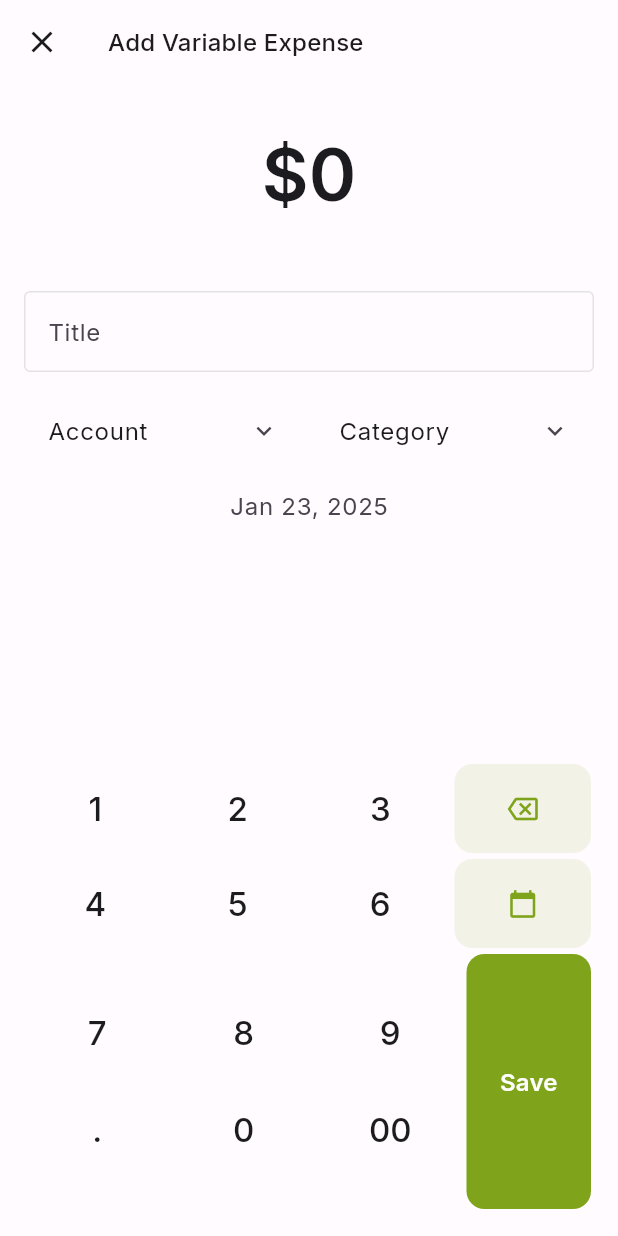
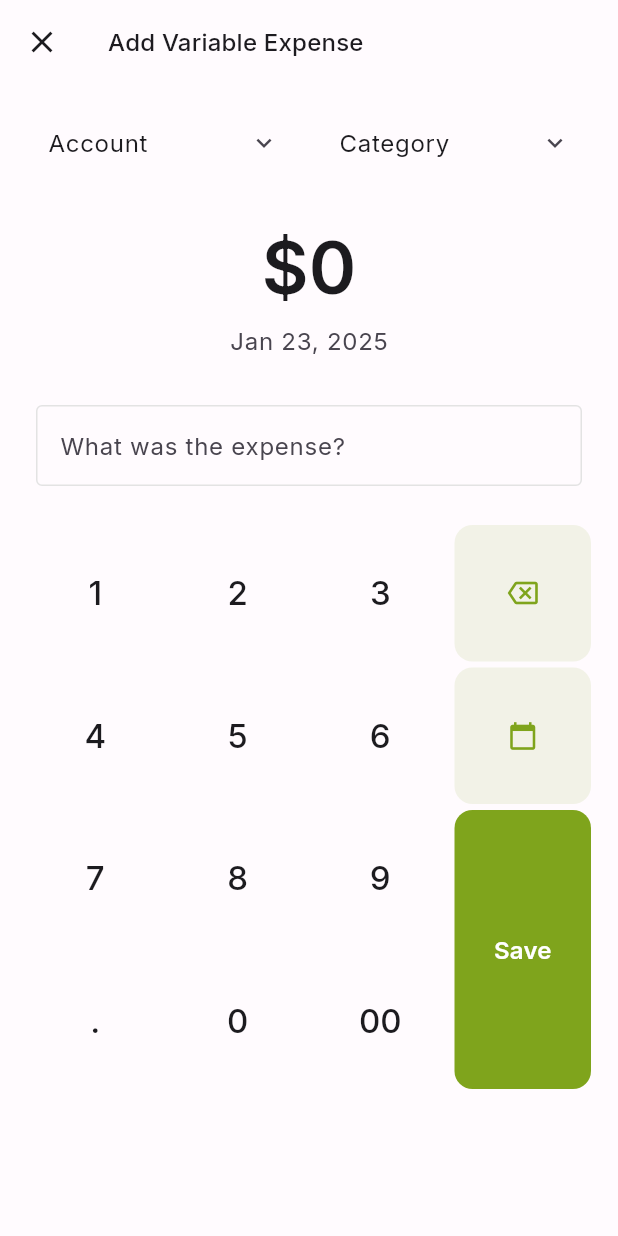
Before and after one commit to 0x6762/kiwi-spending-tracker, a Flutter app: the AddExpenseDialog screen opened directly with empty values, on a phone screen of 412 x 824 dp. Run offline on Flutter 3.47's test engine with Material 3 defaults, Android fonts, the phone set to English and light mode, and no system bars; our stand-ins replace fl_chart, flutter_svg, google_fonts, shared_preferences; accounts and stored records are empty.

Commit message:
Layout adjustment

```diff
--- a/lib/widgets/add_expense_dialog.dart
+++ b/lib/widgets/add_expense_dialog.dart
@@ -247,6 +247,76 @@ class _AddExpenseDialogState extends State<AddExpenseDialog> {
     }
   }
 
+  Widget _buildNumberPad() {
+    final theme = Theme.of(context);
+    return Column(
+      children: [
+        Row(
+          children: [
+            _buildNumberPadButton('1', onPressed: () => _addDigit('1')),
+            _buildNumberPadButton('2', onPressed: () => _addDigit('2')),
+            _buildNumberPadButton('3', onPressed: () => _addDigit('3')),
+            _buildNumberPadButton(
+              'backspace',
+              onPressed: _deleteDigit,
+              isAction: true,
+            ),
+          ],
+        ),
+        Row(
+          children: [
+            _buildNumberPadButton('4', onPressed: () => _addDigit('4')),
+            _buildNumberPadButton('5', onPressed: () => _addDigit('5')),
+            _buildNumberPadButton('6', onPressed: () => _addDigit('6')),
+            _buildNumberPadButton(
+              'date',
+              onPressed: _selectDate,
+              isAction: true,
+            ),
+          ],
+        ),
+        Row(
+          crossAxisAlignment: CrossAxisAlignment.start,
+          children: [
+            Expanded(
+              flex: 3,
+              child: Column(
+                children: [
+                  Row(
+                    children: [
+                      _buildNumberPadButton('7',
+                          onPressed: () => _addDigit('7')),
+                      _buildNumberPadButton('8',
+                          onPressed: () => _addDigit('8')),
+                      _buildNumberPadButton('9',
+                          onPressed: () => _addDigit('9')),
+                    ],
+                  ),
+                  Row(
+                    children: [
+                      _buildNumberPadButton('.', onPressed: _addDecimalPoint),
+                      _buildNumberPadButton('0',
+                          onPressed: () => _addDigit('0')),
+                      _buildNumberPadButton('00', onPressed: _addDoubleZero),
+                    ],
+                  ),
+                ],
+              ),
+            ),
+            Expanded(
+              child: _buildNumberPadButton(
+                'save',
+                onPressed: _submit,
+                isAction: true,
+                isLarge: true,
+              ),
+            ),
+          ],
+        ),
+      ],
+    );
+  }
+
   Widget _buildNumberPadButton(
     String text, {
     VoidCallback? onPressed,
@@ -255,13 +325,15 @@ class _AddExpenseDialogState extends State<AddExpenseDialog> {
   }) {
     final theme = Theme.of(context);
     return Expanded(
-      flex: isLarge ? 2 : 1,
+      flex: 1,
       child: AspectRatio(
-        aspectRatio: isLarge ? 1 : 1.5,
+        aspectRatio: isLarge ? 0.5 : 1,
         child: Padding(
           padding: const EdgeInsets.all(2),
           child: Material(
-            color: isAction
+            color: text == 'save'
+                ? theme.colorScheme.primary
+                : isAction
                     ? theme.colorScheme.primary.withOpacity(0.1)
                     : theme.colorScheme.surfaceContainerLow,
             borderRadius: BorderRadius.circular(12),
@@ -311,93 +383,6 @@ class _AddExpenseDialogState extends State<AddExpenseDialog> {
     }
   }
 
-  Widget _buildNumberPad() {
-    final theme = Theme.of(context);
-    return Column(
-      children: [
-        Row(
-          children: [
-            _buildNumberPadButton('1', onPressed: () => _addDigit('1')),
-            _buildNumberPadButton('2', onPressed: () => _addDigit('2')),
-            _buildNumberPadButton('3', onPressed: () => _addDigit('3')),
-            _buildNumberPadButton(
-              'backspace',
-              onPressed: _deleteDigit,
-              isAction: true,
-            ),
-          ],
-        ),
-        Row(
-          children: [
-            _buildNumberPadButton('4', onPressed: () => _addDigit('4')),
-            _buildNumberPadButton('5', onPressed: () => _addDigit('5')),
-            _buildNumberPadButton('6', onPressed: () => _addDigit('6')),
-            _buildNumberPadButton(
-              'date',
-              onPressed: _selectDate,
-              isAction: true,
-            ),
-          ],
-        ),
-        Row(
-          children: [
-            Expanded(
-              flex: 3,
-              child: Column(
-                children: [
-                  Row(
-                    children: [
-                      _buildNumberPadButton('7',
-                          onPressed: () => _addDigit('7')),
-                      _buildNumberPadButton('8',
-                          onPressed: () => _addDigit('8')),
-                      _buildNumberPadButton('9',
-                          onPressed: () => _addDigit('9')),
-                    ],
-                  ),
-                  Row(
-                    children: [
-                      _buildNumberPadButton('.', onPressed: _addDecimalPoint),
-                      _buildNumberPadButton('0',
-                          onPressed: () => _addDigit('0')),
-                      _buildNumberPadButton('00', onPressed: _addDoubleZero),
-                    ],
-                  ),
-                ],
-              ),
-            ),
-            SizedBox(
-              width: MediaQuery.of(context).size.width / 4 - 16,
-              child: AspectRatio(
-                aspectRatio: 0.5,
-                child: Padding(
-                  padding: const EdgeInsets.all(2),
-                  child: Material(
-                    color: theme.colorScheme.primary,
-                    borderRadius: BorderRadius.circular(12),
-                    child: InkWell(
-                      onTap: _submit,
-                      borderRadius: BorderRadius.circular(12),
-                      child: Center(
-                        child: Text(
-                          'Save',
-                          style: theme.textTheme.titleMedium?.copyWith(
-                            color: theme.colorScheme.onPrimary,
-                            fontWeight: FontWeight.w600,
-                          ),
-                        ),
-                      ),
-                    ),
-                  ),
-                ),
-              ),
-            ),
-          ],
-        ),
-      ],
-    );
-  }
-
   @override
   Widget build(BuildContext context) {
     final theme = Theme.of(context);
@@ -422,61 +407,16 @@ class _AddExpenseDialogState extends State<AddExpenseDialog> {
           onPressed: () => Navigator.pop(context),
         ),
       ),
-      body: Column(
-        children: [
-          Container(
-            width: double.infinity,
-            padding: const EdgeInsets.fromLTRB(16, 32, 16, 32),
-            child: Column(
-              crossAxisAlignment: CrossAxisAlignment.center,
-              children: [
-                Text(
-                  '\$${_amount}',
-                  style: theme.textTheme.headlineMedium?.copyWith(
-                    fontSize: 48,
-                    fontWeight: FontWeight.w600,
-                    color: theme.colorScheme.onSurface,
-                  ),
-                ),
-              ],
-            ),
-          ),
-          Expanded(
-            child: Container(
-              decoration: BoxDecoration(
-                color: theme.colorScheme.surfaceContainer,
-                borderRadius: const BorderRadius.vertical(
-                  top: Radius.circular(32),
-                ),
-              ),
-              child: Form(
-                key: _formKey,
+      body: SingleChildScrollView(
         child: Column(
           children: [
             Padding(
-                      padding: const EdgeInsets.all(16),
-                      child: Column(
-                        children: [
-                          TextFormField(
-                            controller: _titleController,
-                            decoration: const InputDecoration(
-                              labelText: 'Title',
-                              border: OutlineInputBorder(),
-                            ),
-                            validator: (value) {
-                              if (value == null || value.isEmpty) {
-                                return 'Please enter a title';
-                              }
-                              return null;
-                            },
-                          ),
-                          const SizedBox(height: 16),
-                          Row(
+              padding: const EdgeInsets.fromLTRB(16, 16, 16, 0),
+              child: Row(
                 children: [
                   _buildSelectionButton(
                     label: 'Account',
-                                icon: selectedAccount?.icon ??
-                                    Icons.account_balance,
+                    icon: selectedAccount?.icon ?? Icons.account_balance,
                     text: selectedAccount?.name ?? 'Account',
                     iconColor: selectedAccount?.color,
                     onTap: _showAccountSheet,
@@ -492,7 +432,21 @@ class _AddExpenseDialogState extends State<AddExpenseDialog> {
                   ),
                 ],
               ),
-                          const SizedBox(height: 16),
+            ),
+            Padding(
+              padding: const EdgeInsets.fromLTRB(16, 32, 16, 8),
+              child: Column(
+                crossAxisAlignment: CrossAxisAlignment.center,
+                children: [
+                  Text(
+                    '\$${_amount}',
+                    style: theme.textTheme.headlineMedium?.copyWith(
+                      fontSize: 48,
+                      fontWeight: FontWeight.w600,
+                      color: theme.colorScheme.onSurface,
+                    ),
+                  ),
+                  const SizedBox(height: 8),
                   Text(
                     _dateFormat.format(_selectedDate),
                     style: theme.textTheme.bodyLarge?.copyWith(
@@ -502,18 +456,34 @@ class _AddExpenseDialogState extends State<AddExpenseDialog> {
                 ],
               ),
             ),
-                    const Spacer(),
             Container(
-                      padding: const EdgeInsets.fromLTRB(16, 8, 16, 16),
+              color: theme.colorScheme.surfaceContainer,
+              padding: const EdgeInsets.fromLTRB(24, 24, 24, 24),
+              child: Form(
+                key: _formKey,
+                child: TextFormField(
+                  controller: _titleController,
+                  decoration: const InputDecoration(
+                    labelText: 'What was the expense?',
+                    border: OutlineInputBorder(),
+                  ),
+                  validator: (value) {
+                    if (value == null || value.isEmpty) {
+                      return 'Please enter a title';
+                    }
+                    return null;
+                  },
+                ),
+              ),
+            ),
+            Container(
+              color: theme.colorScheme.surfaceContainer,
+              padding: const EdgeInsets.fromLTRB(16, 0, 16, 16),
               child: _buildNumberPad(),
             ),
           ],
         ),
       ),
-            ),
-          ),
-        ],
-      ),
     );
   }
 }
```
Lines whose indentation alone changed are shown as unchanged.
